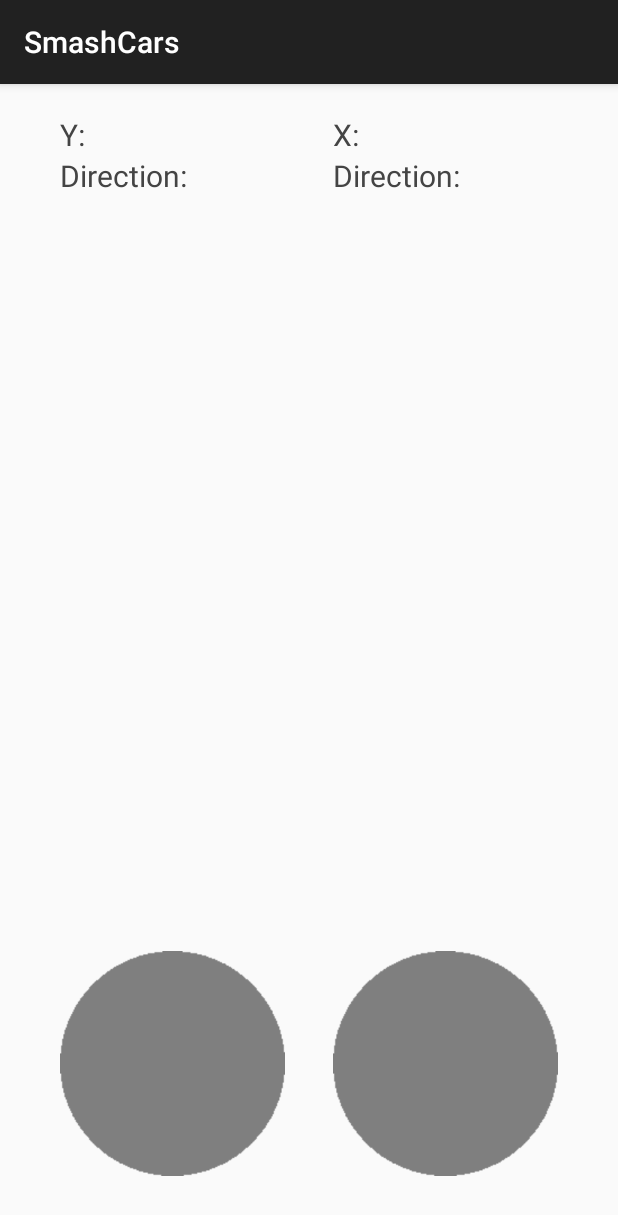
After one commit to Jooster2/SmashCars, an Android app: the fragment JoystickFragment shown on its own in the app's theme, on a phone screen of 412 x 824 dp. The commit adds this screen. Shown: the top 1215 px of the screen. Run offline under Robolectric (Android 15) with nearby library versions, the light colour scheme and no system bars.

Commit message:
Created fragment, bugfixes
Made the joystick into a fragment. Created a seperate layout file for
the joystick layout.

```diff
--- a/controller/app/src/main/java/com/smashcars/HorizontalJoystick.java
+++ b/controller/app/src/main/java/com/smashcars/HorizontalJoystick.java
@@ -10,8 +10,13 @@ import android.widget.RelativeLayout;
 
 public class HorizontalJoystick extends Joystick {
 
-    public HorizontalJoystick (Context context, RelativeLayout layout) {
+    protected double MIN_DIST_TO_MID = 0; // States the minimum distance position need from the middle
+
+    public HorizontalJoystick(Context context, RelativeLayout layout, double min_dis) {
         super(context, layout);
+        if (min_dis >= 0) {
+            MIN_DIST_TO_MID = min_dis;
+        }
     }
 
     public void drawJoystick(MotionEvent event) {
@@ -19,31 +24,30 @@ public class HorizontalJoystick extends Joystick {
         // Get the motion event
         int action = event.getAction();
 
-        position = (double)(event.getX() - params.width/2)/(params.width/2);
+        position = (double) (event.getX() - params.width / 2) / (params.width / 2);
 
         // If the joystick pad is touched, draw a joystick
-        if(action == MotionEvent.ACTION_DOWN) {
-            draw.position(event.getX(), params.height/2);
+        if (action == MotionEvent.ACTION_DOWN) {
+            draw.position(event.getX(), params.height / 2);
             draw();
             isTouched = true;
         }
         // If the finger moves over the joystick pad, draw a new joystick
-        else if(action == MotionEvent.ACTION_MOVE && isTouched) {
+        else if (action == MotionEvent.ACTION_MOVE && isTouched) {
             // If the joystick is inside of the pad
-            if(checkInsideBoundries()) {
-                draw.position(event.getX(), params.height/2);
+            if (checkInsideBoundries()) {
+                draw.position(event.getX(), params.height / 2);
                 draw();
             }
             // If the joystick is outside of the pad
             else {
-                if(position < 0) {
+                if (position < 0) {
                     position = -1;
-                    draw.position(0, params.height/2);
+                    draw.position(0, params.height / 2);
                     draw();
-                }
-                else if(position > 0) {
+                } else if (position > 0) {
                     position = 1;
-                    draw.position(params.width, params.height/2);
+                    draw.position(params.width, params.height / 2);
                     draw();
                 }
             }
@@ -52,8 +56,18 @@ public class HorizontalJoystick extends Joystick {
         else {
             layout.removeView(draw);
             isTouched = false;
+            position = 0;
+            exceededMinDis = false;
         }
     }
 
-    public double getPosition() { return super.getPosition(); }
+    public double getPosition() {
+
+        // Check if the position is far enough from the middle
+        if ((position > MIN_DIST_TO_MID || position < (-1) * MIN_DIST_TO_MID) || exceededMinDis) {
+            exceededMinDis = true;
+            return super.getPosition();
+        }
+        return 0;
+    }
 }
--- a/controller/app/src/main/java/com/smashcars/Joystick.java
+++ b/controller/app/src/main/java/com/smashcars/Joystick.java
@@ -15,8 +15,6 @@ import java.math.RoundingMode;
 
 public class Joystick {
 
-    protected double MIN_DIST_TO_MID = 0.3; // States the minimum distance position need from the middle
-
     protected Context context;
     protected RelativeLayout layout;
     protected LayoutParams params;
@@ -28,6 +26,7 @@ public class Joystick {
     protected double position = 0; // Position of the joystick [-1,1] = {x,y in R | -1 <= x,y <= 1}
 
     protected boolean isTouched = false; // Checks if joystick
+    protected boolean exceededMinDis = false; // Checks if minimum distance has been exceeded
 
     public Joystick (Context context, RelativeLayout layout) {
         this.context = context;
@@ -53,11 +52,7 @@ public class Joystick {
         BigDecimal bd = new BigDecimal(position);
         bd = bd.setScale(2, RoundingMode.HALF_UP);
         position = bd.doubleValue();
-        // Check if the position is far enough from the middle
-        if(position > MIN_DIST_TO_MID || position < (-1)*MIN_DIST_TO_MID)
-            return position;
-        else
-            return 0;
+        return position;
     }
 
     public boolean checkInsideBoundries() {
--- /dev/null
+++ b/controller/app/src/main/java/com/smashcars/JoystickFragment.java
@@ -0,0 +1,109 @@
+package com.smashcars;
+
+import android.app.Fragment;
+import android.os.Bundle;
+import android.support.annotation.Nullable;
+import android.view.LayoutInflater;
+import android.view.MotionEvent;
+import android.view.View;
+import android.view.ViewGroup;
+import android.widget.RelativeLayout;
+import android.widget.TextView;
+
+/**
+ * Created by Jonathan on 2016-02-10.
+ */
+public class JoystickFragment extends Fragment{
+
+
+        RelativeLayout horizontal_joystick, vertical_joystick; // Background layout of the joystick (the pad or whatever)
+        TextView xposText, yposText, directionText, directionText2; // Writes out the angle (in degrees) and direction of the joystick
+        HorizontalJoystick h_joystick; // The actual joystick (smaller version that goes on top of the pad)
+        VerticalJoystick v_joystick;
+
+        @Nullable
+        @Override
+        public View onCreateView(LayoutInflater inflater, ViewGroup container, Bundle savedInstanceState) {
+
+            View view = inflater.inflate(R.layout.joystick_fragment, container, false);
+
+            xposText = (TextView)view.findViewById(R.id.xposText);
+            yposText = (TextView)view.findViewById(R.id.yposText);
+            directionText2 = (TextView)view.findViewById(R.id.directionText2);
+            directionText = (TextView)view.findViewById(R.id.directionText);
+            horizontal_joystick = (RelativeLayout)view.findViewById(R.id.horizontal_joystick);
+            vertical_joystick = (RelativeLayout)view.findViewById(R.id.vertical_joystick);
+
+            h_joystick = new HorizontalJoystick(getActivity().getApplicationContext(),horizontal_joystick, 0);
+            v_joystick = new VerticalJoystick(getActivity().getApplicationContext(),vertical_joystick, 0.3);
+
+            horizontal_joystick.setOnTouchListener(new View.OnTouchListener() {
+                public boolean onTouch(View view, MotionEvent event) {
+
+                    // Send the motion event to the Joystick class to draw a new joystick
+                    h_joystick.drawJoystick(event);
+                    // Get the action event
+                    int action = event.getAction();
+                    // If the joystick is touched or moved, do stuff
+                    if (action == MotionEvent.ACTION_DOWN || action == MotionEvent.ACTION_MOVE) {
+                        xposText.setText("X: " + h_joystick.getPosition());
+                        double x_pos = h_joystick.getPosition();
+                        // Depending on the direction of the joystick, do stuff
+                        if (x_pos < 0) {
+                            directionText.setText("Direction: Left");
+                        }
+
+                        else if (x_pos > 0) {
+                            directionText.setText("Direction: Right");
+                        }
+
+                        else {
+                            directionText.setText("Direction: Center");
+                        }
+                    }
+                    // When the joystick is released, reset
+                    else if (action == MotionEvent.ACTION_UP) {
+                        xposText.setText("X:");
+                        directionText.setText("Direction:");
+                    }
+                    return true;
+                }
+            });
+
+
+            vertical_joystick.setOnTouchListener(new View.OnTouchListener() {
+                public boolean onTouch(View view, MotionEvent event) {
+
+                    // Send the motion event to the Joystick class to draw a new joystick
+                    v_joystick.drawJoystick(event);
+                    // Get the action event
+                    int action = event.getAction();
+                    // If the joystick is touched or moved, do stuff
+                    if (action == MotionEvent.ACTION_DOWN || action == MotionEvent.ACTION_MOVE) {
+                        yposText.setText("Y: " + v_joystick.getPosition());
+                        double y_pos = v_joystick.getPosition();
+                        // Depending on the direction of the joystick, do stuff
+                        if (y_pos > 0) {
+                            directionText2.setText("Direction: Up");
+                        }
+
+                        else if (y_pos < 0) {
+                            directionText2.setText("Direction: Down");
+                        }
+
+                        else {
+                            directionText2.setText("Direction: Center");
+                        }
+                    }
+                    // When the joystick is released, reset
+                    else if (action == MotionEvent.ACTION_UP) {
+                        yposText.setText("Y:");
+                        directionText2.setText("Direction:");
+                    }
+                    return true;
+                }
+            });
+
+            return view;
+        }
+}
--- a/controller/app/src/main/java/com/smashcars/MainActivity.java
+++ b/controller/app/src/main/java/com/smashcars/MainActivity.java
@@ -26,8 +26,8 @@ public class MainActivity extends Activity{
         horizontal_joystick = (RelativeLayout)findViewById(R.id.horizontal_joystick);
         vertical_joystick = (RelativeLayout)findViewById(R.id.vertical_joystick);
 
-        h_joystick = new HorizontalJoystick(getApplicationContext(),horizontal_joystick);
-        v_joystick = new VerticalJoystick(getApplicationContext(),vertical_joystick);
+        h_joystick = new HorizontalJoystick(getApplicationContext(),horizontal_joystick, 0.15);
+        v_joystick = new VerticalJoystick(getApplicationContext(),vertical_joystick, 0.3);
 
         horizontal_joystick.setOnTouchListener(new OnTouchListener() {
             public boolean onTouch(View view, MotionEvent event) {
--- a/controller/app/src/main/java/com/smashcars/VerticalJoystick.java
+++ b/controller/app/src/main/java/com/smashcars/VerticalJoystick.java
@@ -10,8 +10,13 @@ import android.widget.RelativeLayout;
 
 public class VerticalJoystick extends Joystick {
 
-    public VerticalJoystick (Context context, RelativeLayout layout) {
+    protected double MIN_DIST_TO_MID = 0; // States the minimum distance position need from the middle
+
+    public VerticalJoystick (Context context, RelativeLayout layout, double min_dis) {
         super(context, layout);
+        if(min_dis >= 0) {
+            MIN_DIST_TO_MID = min_dis;
+        }
     }
 
     public void drawJoystick(MotionEvent event) {
@@ -31,6 +36,7 @@ public class VerticalJoystick extends Joystick {
         else if(action == MotionEvent.ACTION_MOVE && isTouched) {
             // If the joystick is inside of the pad
             if(checkInsideBoundries()) {
+
                 draw.position(params.width/2, event.getY());
                 draw();
             }
@@ -52,8 +58,16 @@ public class VerticalJoystick extends Joystick {
         else {
             layout.removeView(draw);
             isTouched = false;
+            position = 0;
         }
     }
 
-    public double getPosition() { return super.getPosition(); }
+    public double getPosition() {
+
+        // Check if the position is far enough from the middle
+        if(position > MIN_DIST_TO_MID || position < (-1) * MIN_DIST_TO_MID) {
+            return super.getPosition();
+        }
+        return 0;
+    }
 }
--- /dev/null
+++ b/controller/app/src/main/res/layout/joystick_fragment.xml
@@ -0,0 +1,86 @@
+<?xml version="1.0"?>
+<RelativeLayout
+    android:layout_height="match_parent"
+    android:layout_width="match_parent"
+    xmlns:tools="http://schemas.android.com/tools"
+    xmlns:android="http://schemas.android.com/apk/res/android"
+    android:clipChildren="false"
+    android:clipToPadding="false">
+    <LinearLayout
+        android:layout_height="wrap_content"
+        android:layout_width="wrap_content"
+        android:orientation="vertical"
+        android:layout_margin="10dp"
+        android:layout_alignParentTop="true"
+        android:layout_alignParentLeft="true"
+        android:clipChildren="false"
+        android:clipToPadding="false"
+        android:id="@+id/linearLayout1">
+
+    </LinearLayout>
+    <RelativeLayout
+        android:layout_height="150dp"
+        android:layout_width="150dp"
+        android:id="@+id/horizontal_joystick"
+        android:clipChildren="false"
+        android:clipToPadding="false"
+        android:background="@drawable/joystick"
+        android:layout_alignParentBottom="true"
+        android:layout_alignParentEnd="true"
+        android:layout_marginRight="40dp"
+        android:layout_marginBottom="40dp">
+    </RelativeLayout>
+
+    <RelativeLayout
+        android:layout_height="150dp"
+        android:layout_width="150dp"
+        android:id="@+id/vertical_joystick"
+        android:clipChildren="false"
+        android:clipToPadding="false"
+        android:background="@drawable/joystick"
+        android:layout_alignParentBottom="true"
+        android:layout_alignParentEnd="false"
+        android:layout_marginLeft="40dp"
+        android:layout_marginBottom="40dp" />
+
+    <TextView
+        android:layout_height="wrap_content"
+        android:layout_width="wrap_content"
+        android:id="@+id/directionText"
+        android:textSize="20dp"
+        android:textColor="#444444"
+        android:text="Direction: "
+        android:layout_below="@+id/xposText"
+        android:layout_alignStart="@+id/horizontal_joystick" />
+
+    <TextView
+        android:layout_height="wrap_content"
+        android:layout_width="wrap_content"
+        android:id="@+id/xposText"
+        android:textSize="20dp"
+        android:textColor="#444444"
+        android:text="X: "
+        android:layout_below="@+id/linearLayout1"
+        android:layout_alignStart="@+id/directionText" />
+
+    <TextView
+        android:layout_height="wrap_content"
+        android:layout_width="wrap_content"
+        android:id="@+id/directionText2"
+        android:textSize="20dp"
+        android:textColor="#444444"
+        android:text="Direction: "
+        android:layout_below="@+id/yposText"
+        android:layout_alignStart="@+id/vertical_joystick" />
+
+    <TextView
+        android:layout_height="wrap_content"
+        android:layout_width="wrap_content"
+        android:id="@+id/yposText"
+        android:textSize="20dp"
+        android:textColor="#444444"
+        android:text="Y: "
+        android:layout_below="@+id/linearLayout1"
+        android:layout_alignStart="@+id/directionText2" />
+
+</RelativeLayout>
```
